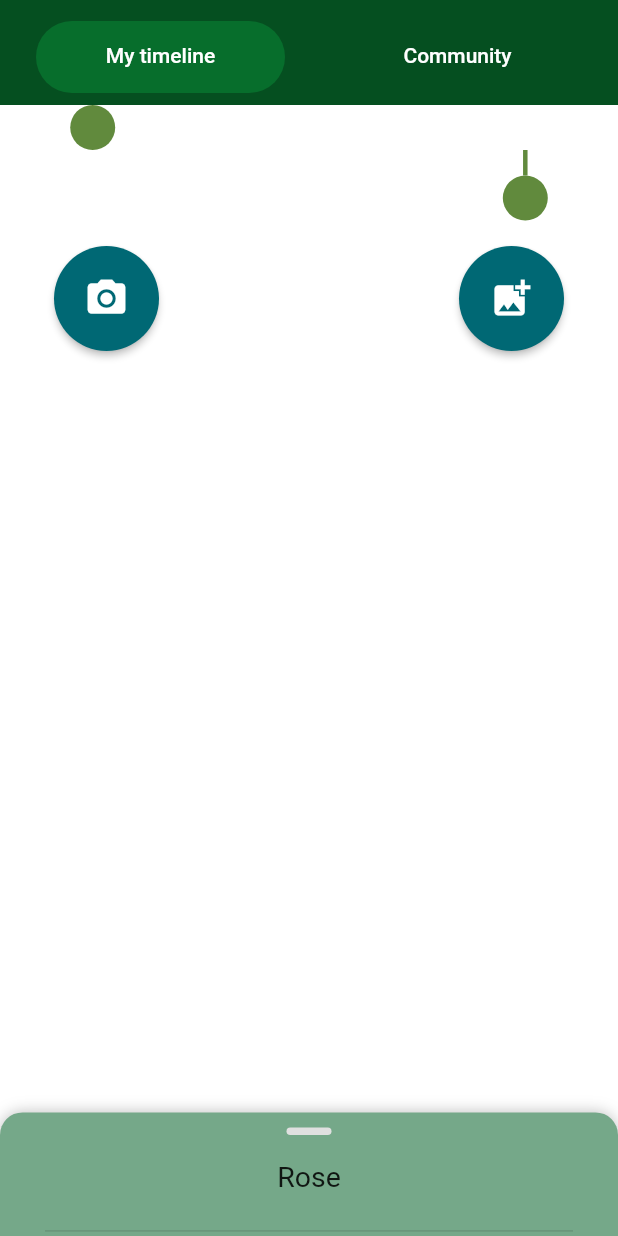
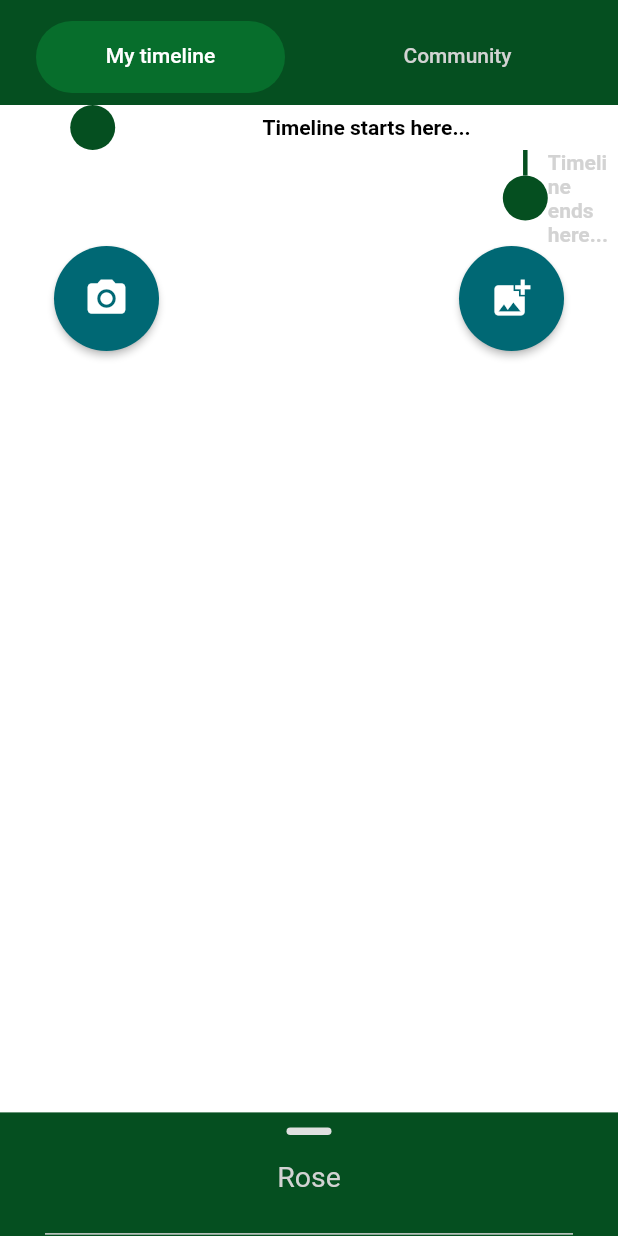
Before and after one commit to jpa-reis/ipm_project, a Flutter app: the EditImageScreen screen opened directly with sample values from the repository, after a tap on the "save" icon, on a phone screen of 412 x 824 dp. Run offline on Flutter 3.47's test engine with Material 2 defaults, Android fonts, the light colour scheme and no system bars; drawn by our look-alikes of sliding_up_panel, timeline_tile; our stand-ins replace flutter_speed_dial, image_picker; missing offline and left inert: dart:ffi; Roboto replaces fonts that are missing (SanFrancisco); project files that could hold a hidden picture were left out.

Commit message:
Changed app appearance and added some corrections

```diff
--- a/lib/editImage.dart
+++ b/lib/editImage.dart
@@ -34,7 +34,6 @@ class EditImageState extends State<EditImageScreen> {
   Widget build(BuildContext context) {
     final bottomBarHeight = MediaQuery.of(context).size.height * 0.1;
     return Scaffold(
-      backgroundColor: Color(0xFF75A889),
       // The image is stored as a file on the device. Use the `Image.file`
       // constructor with the given path to display the image.
       body: SingleChildScrollView(
@@ -79,8 +78,10 @@ class EditImageState extends State<EditImageScreen> {
                       onChanged: (value) {
                         setState((){communitySwitch = value;});
                       },
-                      activeTrackColor: Colors.lightGreenAccent,
-                      activeColor: Colors.green,
+                      activeTrackColor: Colors.green,
+                      activeColor: Color(0xff054f20),
+                      inactiveTrackColor:Colors.grey,
+                      inactiveThumbColor: Color(0xff054f20),
                     ),
                   ]
               ),
@@ -109,21 +110,19 @@ class EditImageState extends State<EditImageScreen> {
           }
           moveToTimeline(context,widget.marker);
         },
-        backgroundColor: Colors.green,
+        backgroundColor: Color(0xff054f20),
         child: const Icon(Icons.save),
       ),
         bottomNavigationBar: Container(
           decoration: BoxDecoration(
-            color:Color(0xFF75A889),
-            borderRadius: BorderRadius.vertical(top: Radius.circular(15)),
+            color:Color(0xff054f20),
             boxShadow: const [
-              BoxShadow(color: Colors.black38, spreadRadius: 0, blurRadius: 10),
             ],
           ),
           height: bottomBarHeight,
           child: Align(
               alignment: Alignment.center,
-              child: Text(widget.marker.name,style: TextStyle(fontSize: 25, color: Colors.black))
+              child: Text(widget.marker.name,style: TextStyle(fontSize: 25, color: Color(0xFFD3D3D3)))
           ),
         )
     );
--- a/lib/globals.dart
+++ b/lib/globals.dart
@@ -19,22 +19,22 @@ const List<Garden> gardens = [
 ];
 
 List<Marker> markers1 = [
-  const Marker(position: Offset(2480.4, 1051.3), name: "Rose", id: 0,
+  Marker(position: Offset(2480.4, 1051.3), name: "Rose", id: 0,
     description: "A rose is either a woody perennial flowering plant of the genus Rosa, in the family Rosaceae, or the flower it bears. There are over three hundred species and tens of thousands of cultivars.[citation needed] They form a group of plants that can be erect shrubs, climbing, or trailing, with stems that are often armed with sharp prickles.[citation needed] Their flowers vary in size and shape and are usually large and showy, in colours ranging from white through yellows and reds. Most species are native to Asia, with smaller numbers native to Europe, North America, and northwestern Africa.[citation needed] Species, cultivars and hybrids are all widely grown for their beauty and often are fragrant. Roses have acquired cultural significance in many societies. Rose plants range in size from compact, miniature roses, to climbers that can reach seven meters in height.[citation needed] Different species hybridize easily, and this has been used in the development of the wide range of garden roses."),
-  const Marker(position: Offset(840.3, 999.4), name: "Tree", id: 1,
+  Marker(position: Offset(840.3, 999.4), name: "Tree", id: 1,
     description: "In botany, a tree is a perennial plant with an elongated stem, or trunk, usually supporting branches and leaves. In some usages, the definition of a tree may be narrower, including only woody plants with secondary growth, plants that are usable as lumber or plants above a specified height. In wider definitions, the taller palms, tree ferns, bananas, and bamboos are also trees. Trees are not a taxonomic group but include a variety of plant species that have independently evolved a trunk and branches as a way to tower above other plants to compete for sunlight. The majority of tree species are angiosperms or hardwoods; of the rest, many are gymnosperms or softwoods. Trees tend to be long-lived, some reaching several thousand years old. Trees have been in existence for 370 million years. It is estimated that there are some three trillion mature trees in the world."
   ),
-  const Marker(position: Offset(1108.9, 898.4), name: "Tulip", id: 2,
+  Marker(position: Offset(1108.9, 898.4), name: "Tulip", id: 2,
     description: "Tulips (Tulipa) are a genus of spring-blooming perennial herbaceous bulbiferous geophytes (having bulbs as storage organs). The flowers are usually large, showy and brightly coloured, generally red, pink, yellow, or white (usually in warm colours). They often have a different coloured blotch at the base of the tepals (petals and sepals, collectively), internally. Because of a degree of variability within the populations, and a long history of cultivation, classification has been complex and controversial. The tulip is a member of the lily family, Liliaceae, along with 14 other genera, where it is most closely related to Amana, Erythronium and Gagea in the tribe Lilieae.")
 ];
 
 List<Marker> markers2 = [
-  const Marker(position: Offset(867.9, 815.6), name: "Orchid", id: 0,
+  Marker(position: Offset(867.9, 815.6), name: "Orchid", id: 0,
     description: "Orchids are plants that belong to the family Orchidaceae (/ɔːrkəˈdeɪʃiː/), a diverse and widespread group of flowering plants with blooms that are often colourful and fragrant."
 "Along with the Asteraceae, they are one of the two largest families of flowering plants. The Orchidaceae have about 28,000 currently accepted species, distributed in about 763 genera.[2][3] The determination of which family is larger is still under debate, because verified data on the members of such enormous families are continually in flux. Regardless, the number of orchid species is nearly equal to the number of bony fishes, more than twice the number of bird species, and about four times the number of mammal species."),
-  const Marker(position: Offset(966.2, 1196.6), name: "Daisy", id: 1,
+  Marker(position: Offset(966.2, 1196.6), name: "Daisy", id: 1,
   description: "Bellis perennis is a perennial herbaceous plant growing to 20 centimetres (8 inches) in height.[2] It has short creeping rhizomes and rosettes of small rounded or spoon-shaped leaves that are from 2 to 5 cm (3⁄4–2 in) long and grow flat to the ground. The species habitually colonises lawns, and is difficult to eradicate by mowing, hence the term 'lawn daisy'. It blooms from March to September[2] and exhibits the phenomenon of heliotropism, in which the flowers follow the position of the sun in the sky. The flowerheads are composite, about 2 to 3 cm (3⁄4–1+1⁄4 in) in diameter, in the form of a pseudanthium, consisting of many sessile flowers with white ray florets (often tipped red) and yellow disc florets. Each inflorescence is borne on a single leafless stem 2 to 10 cm (3⁄4–4 in), rarely 15 cm (6 in) tall. The capitulum, or disc of florets, is surrounded by two rows of green bracts known as phyllaries.[3] The achenes are without pappus.[4]"),
-  const Marker(position: Offset(1322.3, 1048.8), name: "Peaches", id: 2,
+  Marker(position: Offset(1322.3, 1048.8), name: "Peaches", id: 2,
   description: "The peach (Prunus persica) is a deciduous tree first domesticated and cultivated in Zhejiang province of Eastern China.[3] It bears edible juicy fruits with various characteristics, most called peaches and others (the glossy-skinned, non-fuzzy varieties), nectarines. The specific name persica refers to its widespread cultivation in Persia (modern-day Iran), from where it was transplanted to Europe. It belongs to the genus Prunus, which includes the cherry, apricot, almond, and plum, in the rose family. The peach is classified with the almond in the subgenus Amygdalus, distinguished from the other subgenera by the corrugated seed shell (endocarp).[4] Due to their close relatedness, the kernel of a peach stone tastes remarkably similar to almond, and peach stones are often used to make a cheap version of marzipan, known as persipan.[5]")
 ];
 
--- a/lib/main.dart
+++ b/lib/main.dart
@@ -244,11 +244,9 @@ class _HomePageState extends State<HomePage> {
 
             // --------------------- WIDGET DE DRAWER : copiar este widget
             SlidingUpPanel(
-              color: Color(0xFF75A889),
+              color: Color(0xff054f20),
               boxShadow: [],
               controller: panelController,
-              borderRadius: const BorderRadius.vertical(
-                  top: Radius.circular(15)),
               maxHeight: panelHeightOpen,
               minHeight: panelHeightClosed,
               panelBuilder: (controller) => PanelWidget(
--- a/lib/marker.dart
+++ b/lib/marker.dart
@@ -5,9 +5,9 @@ class Marker {
   final Offset position;
   final String name;
   final int id;
-  final String description;
+  String description;
 
-  const Marker({
+  Marker({
     required this.position,
     required this.name,
     required this.id,
--- a/lib/panel_widget_timeline.dart
+++ b/lib/panel_widget_timeline.dart
@@ -70,19 +70,30 @@ class _PanelWidgetTimelineState extends State<PanelWidgetTimeline> {
           title: Center(
             child: Text(
               widget.marker.name,
-              style: TextStyle(fontSize: 19),
+              style: TextStyle(fontSize: 19, color: Color(0xFFD3D3D3)),
             ),
           ),
         ),
+        SizedBox(height: 2,),
         Divider(
           thickness: 1.0,
           indent: 30.0,
           endIndent: 30.0,
+          color: Color(0xFFD3D3D3),
         ),
         const SizedBox(height: 10),
         ListTile(
-          title: Text(
-              widget.marker.description),
+          title: widget.marker.description == "" ? Row(
+            children: [
+              Text("This marker has no description yet!", style: TextStyle(color: Color(0xFFD3D3D3)),),
+              Center(
+                child: IconButton(icon: Icon( Icons.edit, color: Color(0xFFD3D3D3),), onPressed: () { setState(() {
+                  widget.marker.description = "Sample description";
+                });},),
+              ),
+            ],
+          ) : Text(
+              widget.marker.description, style: TextStyle(color: Color(0xFFD3D3D3)),),
         )
       ],
     );
--- a/lib/show_photo.dart
+++ b/lib/show_photo.dart
@@ -176,6 +176,7 @@ class ShowPhotoState extends State<ShowPhoto> {
               ),
 
               SlidingUpPanel(
+                color: Color(0xff054f20),
                 controller: panelController,
                 borderRadius: const BorderRadius.vertical(top: Radius.circular(15)),
                 maxHeight: panelHeightOpen,
--- a/lib/timeline.dart
+++ b/lib/timeline.dart
@@ -42,7 +42,7 @@ class _TimelineState extends State<Timeline> {
   @override
   Widget build(BuildContext context) {
     final panelHeightClosed = MediaQuery.of(context).size.height * 0.1;
-    final panelHeightOpen = MediaQuery.of(context).size.height * 0.9;
+    final panelHeightOpen = MediaQuery.of(context).size.height * 0.85;
     final panelController = PanelController();
     const double buttonSize = 50.0;
     const double initButtonPosition = buttonSize + 30.0;
@@ -75,7 +75,7 @@ class _TimelineState extends State<Timeline> {
                       bottom: TabBar(
                           padding: EdgeInsets.all(8.0),
                           labelColor: Colors.white,
-                          unselectedLabelColor: Colors.white,
+                          unselectedLabelColor:Color(0xFFD3D3D3),
                           indicatorSize: TabBarIndicatorSize.label,
                           indicator: BoxDecoration(
                               borderRadius: BorderRadius.all(Radius.circular(30)),
@@ -111,10 +111,10 @@ class _TimelineState extends State<Timeline> {
             ),
           ),
           SlidingUpPanel(
-            color: Color(0xFF75A889),
+            boxShadow: [],
+            color: Color(0xff054f20),
             controller: panelController,
-            borderRadius: const BorderRadius.vertical(top: Radius.circular(15)),
-            maxHeight: panelHeightOpen,
+            maxHeight: widget.marker.description == "" ?  170 : panelHeightOpen,
             minHeight: panelHeightClosed,
             panelBuilder: (controller) => PanelWidgetTimeline(
               marker: widget.marker,
@@ -282,18 +282,18 @@ class _TimelineState extends State<Timeline> {
       );
 
   }
-
+//Color(0xff054f20)
   Widget startingTimeline() {
     return TimelineTile(
       afterLineStyle: LineStyle(
-        color: Color(0xFF618A3D),
+        color: Color(0xff054f20),
         thickness: 3,
       ),
       indicatorStyle: IndicatorStyle(
         drawGap: true,
         width: 30,
         height: 30,
-        color: Color(0xFF618A3D),
+        color: Color(0xff054f20),
       ),
       alignment: TimelineAlign.manual,
       lineXY: 0.15,
@@ -301,7 +301,7 @@ class _TimelineState extends State<Timeline> {
       endChild: Center(
         child: Text(
           "Timeline starts here...",
-          style: TextStyle(fontWeight: FontWeight.bold, color: Colors.white),
+          style: TextStyle(fontWeight: FontWeight.bold, color: Colors.black),
         ),
       ),
     );
@@ -310,7 +310,7 @@ class _TimelineState extends State<Timeline> {
   Widget evenTimeline(int i) {
     return TimelineTile(
       beforeLineStyle: LineStyle(
-        color: Color(0xFF618A3D),
+        color: Color(0xff054f20),
         thickness: 3,
       ),
       indicatorStyle: IndicatorStyle(
@@ -322,7 +322,7 @@ class _TimelineState extends State<Timeline> {
         indicator: Container(
           decoration: BoxDecoration(
             border: Border.all(
-              color: Color(0xFF618A3D),
+              color: Color(0xff054f20),
               width: 3,
             ),
             shape: BoxShape.circle,
@@ -333,7 +333,7 @@ class _TimelineState extends State<Timeline> {
                   ? DateFormat('MM-dd').format(images1[indexOf][i].date)
                   : DateFormat('MM-dd').format(images2[indexOf][i].date),
               style: TextStyle(
-                  fontWeight: FontWeight.bold, color: Color(0xFF618A3D)),
+                  fontWeight: FontWeight.bold, color: Color(0xff054f20)),
             ),
           ),
         ),
@@ -392,7 +392,7 @@ class _TimelineState extends State<Timeline> {
   Widget evenTimelineCommunity(int i) {
     return TimelineTile(
       beforeLineStyle: LineStyle(
-        color: Color(0xFF618A3D),
+        color: Color(0xff054f20),
         thickness: 3,
       ),
       indicatorStyle: IndicatorStyle(
@@ -404,7 +404,7 @@ class _TimelineState extends State<Timeline> {
         indicator: Container(
           decoration: BoxDecoration(
             border: Border.all(
-              color: Color(0xFF618A3D),
+              color: Color(0xff054f20),
               width: 3,
             ),
             shape: BoxShape.circle,
@@ -415,7 +415,7 @@ class _TimelineState extends State<Timeline> {
                     ? DateFormat('MM-dd').format(images1[indexOf][i].date)
                     : DateFormat('MM-dd').format(images2[indexOf][i].date),
               style: TextStyle(
-                  fontWeight: FontWeight.bold, color: Color(0xFF618A3D)),
+                  fontWeight: FontWeight.bold, color: Color(0xff054f20)),
             ),
           ),
         ),
@@ -474,7 +474,7 @@ class _TimelineState extends State<Timeline> {
   Widget oddTimeline(int i) {
     return TimelineTile(
       beforeLineStyle: LineStyle(
-        color: Color(0xFF618A3D),
+        color: Color(0xff054f20),
         thickness: 3,
       ),
       indicatorStyle: IndicatorStyle(
@@ -486,7 +486,7 @@ class _TimelineState extends State<Timeline> {
         indicator: Container(
           decoration: BoxDecoration(
             border: Border.all(
-              color: Color(0xFF618A3D),
+              color: Color(0xff054f20),
               width: 3,
             ),
             shape: BoxShape.circle,
@@ -497,7 +497,7 @@ class _TimelineState extends State<Timeline> {
                   ? DateFormat('MM-dd').format(images1[indexOf][i].date)
                   : DateFormat('MM-dd').format(images2[indexOf][i].date),
               style: TextStyle(
-                  fontWeight: FontWeight.bold, color: Color(0xFF618A3D)),
+                  fontWeight: FontWeight.bold, color: Color(0xff054f20)),
             ),
           ),
         ),
@@ -556,7 +556,7 @@ class _TimelineState extends State<Timeline> {
   Widget oddTimelineCommunity(int i) {
     return TimelineTile(
       beforeLineStyle: LineStyle(
-        color: Color(0xFF618A3D),
+        color: Color(0xff054f20),
         thickness: 3,
       ),
       indicatorStyle: IndicatorStyle(
@@ -568,7 +568,7 @@ class _TimelineState extends State<Timeline> {
         indicator: Container(
           decoration: BoxDecoration(
             border: Border.all(
-              color: Color(0xFF618A3D),
+              color: Color(0xff054f20),
               width: 3,
             ),
             shape: BoxShape.circle,
@@ -579,7 +579,7 @@ class _TimelineState extends State<Timeline> {
                   ? DateFormat('MM-dd').format(images1[indexOf][i].date)
                   : DateFormat('MM-dd').format(images2[indexOf][i].date),
               style: TextStyle(
-                  fontWeight: FontWeight.bold, color: Color(0xFF618A3D)),
+                  fontWeight: FontWeight.bold, color: Color(0xff054f20)),
             ),
           ),
         ),
@@ -638,26 +638,26 @@ class _TimelineState extends State<Timeline> {
   Widget lastTimelineOdd() {
     return TimelineTile(
       beforeLineStyle: LineStyle(
-        color: Color(0xFF618A3D),
+        color: Color(0xff054f20),
         thickness: 3,
       ),
       afterLineStyle: LineStyle(
-        color: Color(0xFF618A3D),
+        color: Color(0xff054f20),
         thickness: 3,
       ),
       indicatorStyle: IndicatorStyle(
         drawGap: true,
         width: 30,
         height: 30,
-        color: Color(0xFF618A3D),
+        color: Color(0xff054f20),
       ),
       alignment: TimelineAlign.manual,
       lineXY: 0.15,
       isLast: true,
       endChild: Center(
         child: Text(
-          "Timeline ends here...",
-          style: TextStyle(fontWeight: FontWeight.bold, color: Colors.white),
+          "Timeline ends here!",
+          style: TextStyle(fontWeight: FontWeight.bold, color:Colors.black),
         ),
       ),
     );
@@ -666,18 +666,18 @@ class _TimelineState extends State<Timeline> {
   Widget lastTimelineEven() {
     return TimelineTile(
       beforeLineStyle: LineStyle(
-        color: Color(0xFF618A3D),
+        color: Color(0xff054f20),
         thickness: 3,
       ),
       afterLineStyle: LineStyle(
-        color: Color(0xFF618A3D),
+        color: Color(0xff054f20),
         thickness: 3,
       ),
       indicatorStyle: IndicatorStyle(
         drawGap: true,
         width: 30,
         height: 30,
-        color: Color(0xFF618A3D),
+        color: Color(0xff054f20),
       ),
       alignment: TimelineAlign.manual,
       lineXY: 0.85,
@@ -685,7 +685,7 @@ class _TimelineState extends State<Timeline> {
       endChild: Center(
         child: Text(
           "Timeline ends here...",
-          style: TextStyle(fontWeight: FontWeight.bold, color: Colors.white),
+          style: TextStyle(fontWeight: FontWeight.bold, color: Color(0xFFD3D3D3)),
         ),
       ),
     );
@@ -696,7 +696,7 @@ class _TimelineState extends State<Timeline> {
       begin: 0.15,
       end: 0.85,
       thickness: 3,
-      color: Color(0xFF618A3D),
+      color: Color(0xff054f20),
     );
   }
 }
```
Also changed, not shown: lib/addImage.dart (+5 -6 lines), lib/panel_widget.dart (+4 -3 lines).
